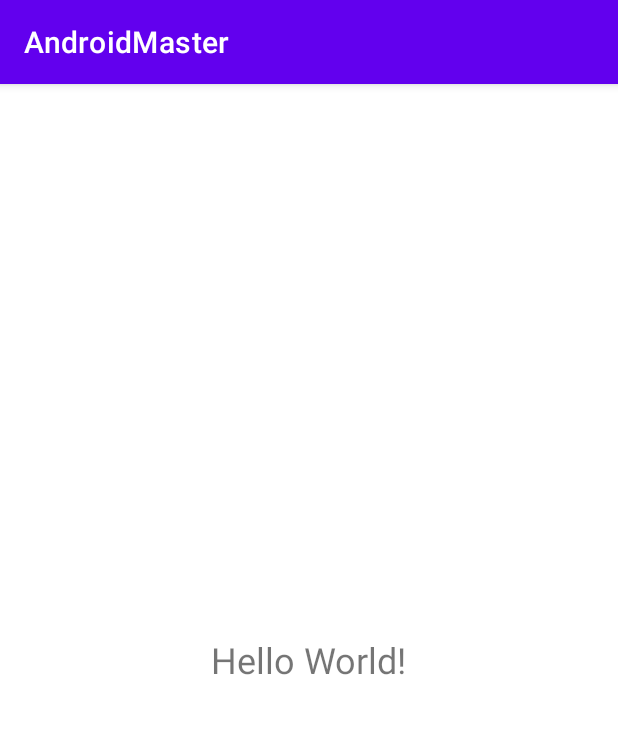
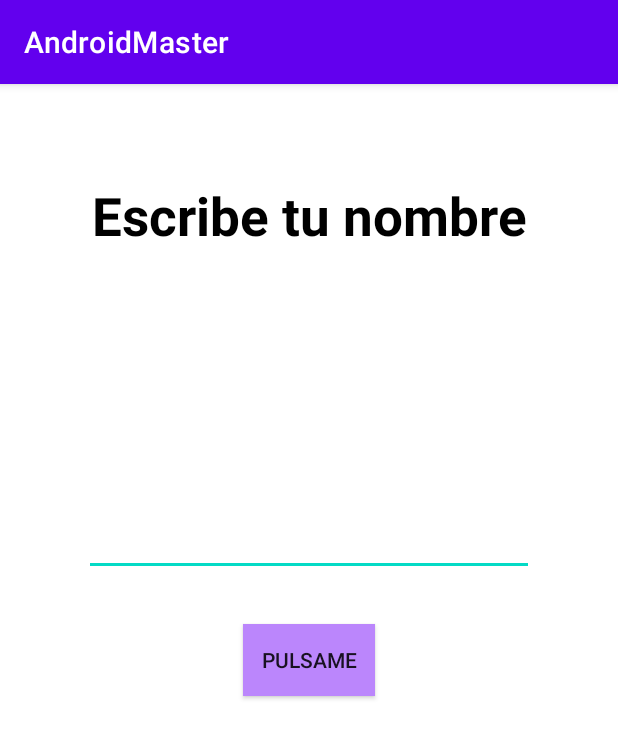
Before and after one commit to geovannymcode/Android-Expert, an Android app: the screen it shows after launch (FisrtAppActivity before the commit, FirstAppActivity after it), on a phone screen of 412 x 824 dp. Shown: the top 738 px of the screen. Run offline under Robolectric (Android 15) with nearby library versions, the phone set to English and light mode, and no system bars.

Commit message:
Add first activity in android

```diff
--- /dev/null
+++ b/app/src/main/java/com/geovannycode/androidmaster/firstapp/FirstAppActivity.kt
@@ -0,0 +1,38 @@
+package com.geovannycode.androidmaster.firstapp
+
+import android.content.Intent
+import android.os.Bundle
+import androidx.activity.enableEdgeToEdge
+import androidx.appcompat.app.AppCompatActivity
+import androidx.appcompat.widget.AppCompatButton
+import androidx.appcompat.widget.AppCompatEditText
+import androidx.core.view.ViewCompat
+import androidx.core.view.WindowInsetsCompat
+import com.geovannycode.androidmaster.R
+
+class FirstAppActivity : AppCompatActivity() {
+    override fun onCreate(savedInstanceState: Bundle?) {
+        super.onCreate(savedInstanceState)
+        enableEdgeToEdge()
+        setContentView(R.layout.activity_fisrt_app)
+
+        val btnStart = findViewById<AppCompatButton>(R.id.btnStart)
+        val etName = findViewById<AppCompatEditText>(R.id.etName)
+
+        btnStart.setOnClickListener {
+            val name = etName.text.toString()
+
+            if (name.isNotEmpty()) {
+                val intent = Intent(this, ResultActivity::class.java)
+                intent.putExtra("EXTRA_NAME", name)
+                startActivity(intent)
+            }
+        }
+
+        ViewCompat.setOnApplyWindowInsetsListener(findViewById(R.id.main)) { v, insets ->
+            val systemBars = insets.getInsets(WindowInsetsCompat.Type.systemBars())
+            v.setPadding(systemBars.left, systemBars.top, systemBars.right, systemBars.bottom)
+            insets
+        }
+    }
+}
--- a/app/src/main/res/layout/activity_fisrt_app.xml
+++ b/app/src/main/res/layout/activity_fisrt_app.xml
@@ -1,18 +1,46 @@
 <?xml version="1.0" encoding="utf-8"?>
-<FrameLayout xmlns:android="http://schemas.android.com/apk/res/android"
+<androidx.constraintlayout.widget.ConstraintLayout xmlns:android="http://schemas.android.com/apk/res/android"
     xmlns:app="http://schemas.android.com/apk/res-auto"
     xmlns:tools="http://schemas.android.com/tools"
     android:id="@+id/main"
     android:layout_width="match_parent"
+    android:orientation="vertical"
     android:layout_height="match_parent"
-    tools:context=".firstapp.FisrtAppActivity">
+    tools:context=".firstapp.FirstAppActivity">
 
     <TextView
         android:layout_width="wrap_content"
         android:layout_height="wrap_content"
-        android:layout_gravity="center"
-        android:textSize="24sp"
-        android:text="Hello World!"
-        />
+        android:layout_marginTop="64dp"
+        android:text="Escribe tu nombre"
+        android:textColor="@color/black"
+        android:textSize="35sp"
+        android:textStyle="bold"
+        app:layout_constraintEnd_toEndOf="parent"
+        app:layout_constraintStart_toStartOf="parent"
+        app:layout_constraintTop_toTopOf="parent" />
 
-</FrameLayout>
+    <androidx.appcompat.widget.AppCompatEditText
+        android:id="@+id/etName"
+        android:layout_width="300dp"
+        android:layout_height="wrap_content"
+        android:layout_marginBottom="32dp"
+        android:maxLines="1"
+        android:singleLine="true"
+        app:layout_constraintBottom_toTopOf="@+id/btnStart"
+        app:layout_constraintEnd_toEndOf="parent"
+        app:layout_constraintStart_toStartOf="parent" />
+
+    <androidx.appcompat.widget.AppCompatButton
+        android:id="@+id/btnStart"
+        android:layout_width="wrap_content"
+        android:layout_height="wrap_content"
+        android:background="@color/purple_200"
+        android:text="Pulsame"
+        app:layout_constraintBottom_toBottomOf="parent"
+        app:layout_constraintEnd_toEndOf="parent"
+        app:layout_constraintStart_toStartOf="parent"
+        app:layout_constraintTop_toTopOf="parent" />
+
+
+</androidx.constraintlayout.widget.ConstraintLayout>
```
Also changed, not shown: app/src/main/AndroidManifest.xml (+8 -1 lines), app/src/main/java/com/geovannycode/androidmaster/firstapp/ResultActivity.kt (renamed from app/src/main/java/com/geovannycode/androidmaster/firstapp/FisrtAppActivity.kt, +8 -2 lines), app/src/main/res/layout/activity_result.xml (added, +19 -0 lines).
